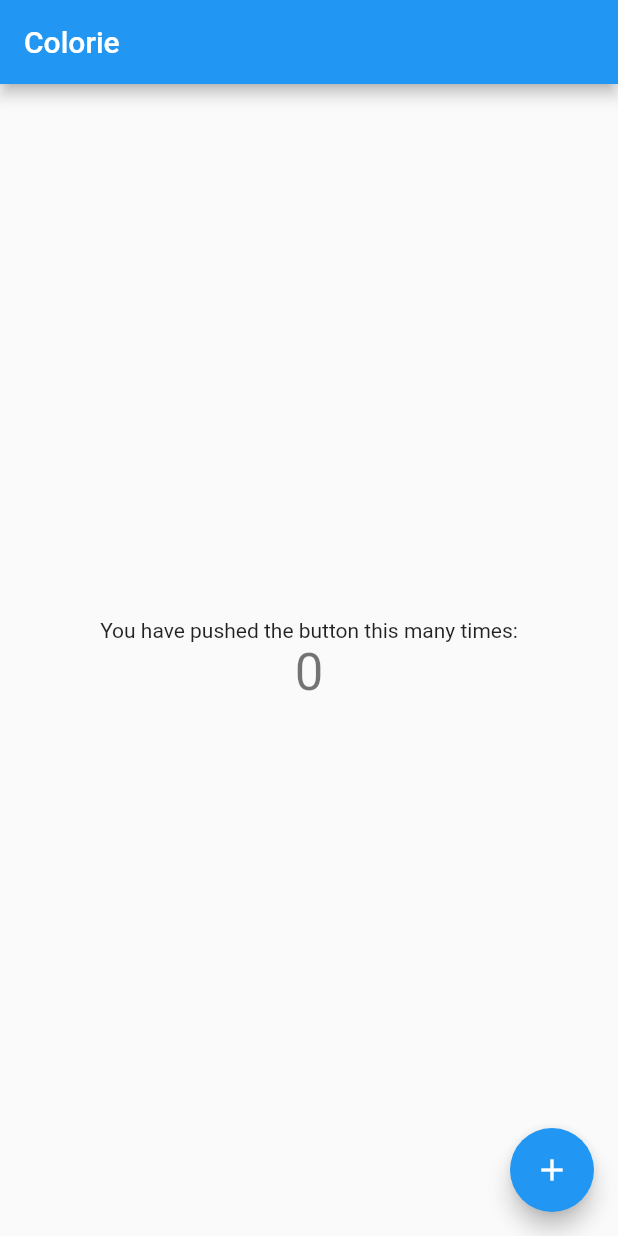
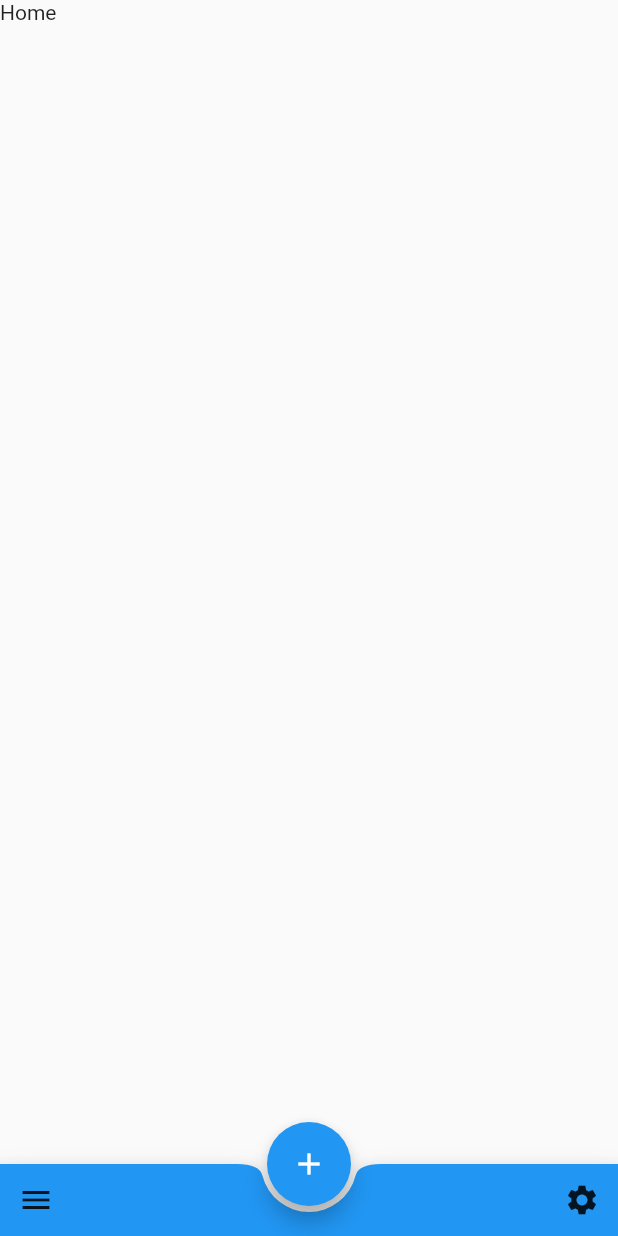
Before and after one commit to elvenstudios/Colorie, a Flutter app: the screen it shows after launch, on a phone screen of 412 x 824 dp. Run offline on Flutter 3.47's test engine with Material 2 defaults, Android fonts, the phone set to English and light mode, and no system bars.

Commit message:
Added nav widget

```diff
--- a/lib/main.dart
+++ b/lib/main.dart
@@ -1,5 +1,5 @@
 import 'package:flutter/material.dart';
-import './screens/home.dart';
+import 'Screens/home.dart';
 
 void main() => runApp(MyApp());
 
--- a/lib/screens/home.dart
+++ b/lib/screens/home.dart
@@ -2,47 +2,55 @@ import 'package:flutter/material.dart';
 
 class Home extends StatefulWidget {
   Home({Key key, this.title}) : super(key: key);
-
   final String title;
 
   @override
   _HomeState createState() => _HomeState();
 }
-
 class _HomeState extends State<Home> {
-  int _counter = 0;
-
-  void _incrementCounter() {
-    setState(() {
-      _counter++;
-    });
-  }
+//  int _counter = 0;
+//
+//  void _incrementCounter() {
+//    setState(() {
+//      _counter++;
+//    });
+//  }
 
   @override
   Widget build(BuildContext context) {
     return Scaffold(
-      appBar: AppBar(
-        title: Text(widget.title),
+      drawer: Drawer(
+        child: SafeArea(child: Text('Test')),
       ),
-      body: Center(
-        child: Column(
-          mainAxisAlignment: MainAxisAlignment.center,
-          children: <Widget>[
-            Text(
-              'You have pushed the button this many times:',
-            ),
-            Text(
-              '$_counter',
-              style: Theme.of(context).textTheme.display1,
-            ),
-          ],
+      body: SafeArea(
+        child: Container(
+          child: Text('Home'),
         ),
       ),
+      bottomNavigationBar: new BottomAppBar(
+        shape: CircularNotchedRectangle(),
+        color: Theme.of(context).primaryColor,
+
+        child:  new Builder(builder: (context) {
+          return new Row(
+            mainAxisSize: MainAxisSize.max,
+            mainAxisAlignment: MainAxisAlignment.spaceBetween,
+            children: <Widget>[
+              IconButton(icon: Icon(Icons.menu), onPressed: () {
+                Scaffold.of(context).openDrawer();
+              },),
+              IconButton(icon: Icon(Icons.settings), onPressed: () {},),
+            ],
+          );
+        }),
+      ),
       floatingActionButton: FloatingActionButton(
-        onPressed: _incrementCounter,
-        tooltip: 'Increment',
-        child: Icon(Icons.add),
+        onPressed: () {
+          print("HI");
+        },
+        child: new Icon(Icons.add),
       ),
+      floatingActionButtonLocation: FloatingActionButtonLocation.centerDocked,
     );
   }
 }
```
